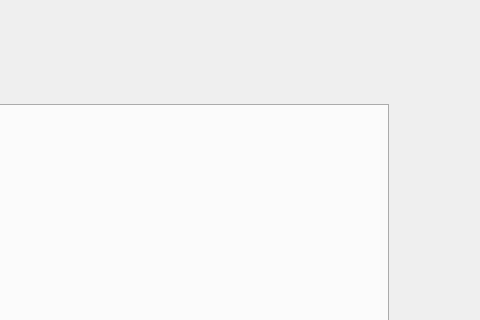
whishei/srxgui, file srxgui/xanes/MainWindow.ui: the form before one commit; both pictures show x 632 to 1112 and y 0 to 320 of the 1112 by 692 pixel window.
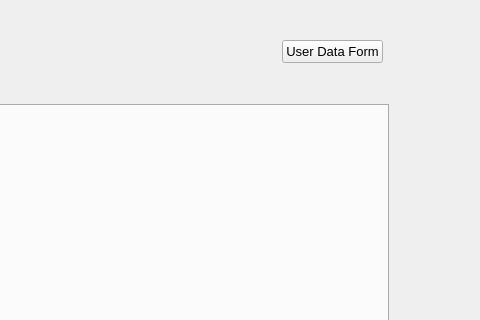
The form after the commit. The open tabs and pages were chosen to show the change. Custom widgets are drawn as their Qt base class.

Commit message: Main Window Updates

```diff
--- a/srxgui/xanes/MainWindow.ui
+++ b/srxgui/xanes/MainWindow.ui
@@ -445,6 +445,24 @@
        <string>SRX Beamline </string>
       </property>
      </widget>
+     <widget class="QPushButton" name="userdataform">
+      <property name="geometry">
+       <rect>
+        <x>914</x>
+        <y>30</y>
+        <width>101</width>
+        <height>23</height>
+       </rect>
+      </property>
+      <property name="font">
+       <font>
+        <pointsize>10</pointsize>
+       </font>
+      </property>
+      <property name="text">
+       <string>User Data Form</string>
+      </property>
+     </widget>
     </widget>
    </widget>
   </widget>
```
Left out of the diff: 2 changed lines with no effect on the pictures. The commit also changes 2 other files.
